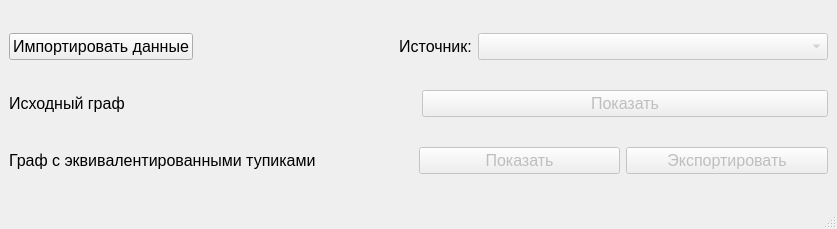
The window that mainwindow.ui (hosglial/courseProgMethods) describes before a commit, drawn with Qt 5.
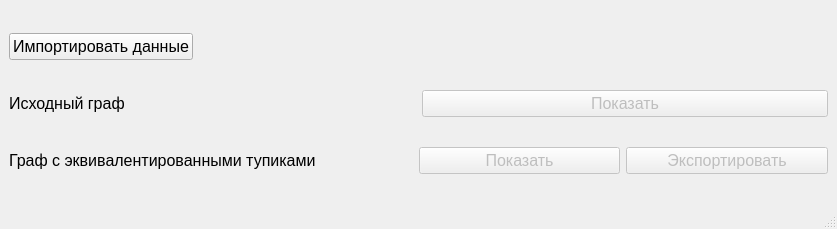
The same window after the commit.

Patch:
```diff
--- a/mainwindow.ui
+++ b/mainwindow.ui
@@ -42,42 +42,6 @@
         </property>
        </spacer>
       </item>
-      <item>
-       <widget class="QLabel" name="label_4">
-        <property name="font">
-         <font>
-          <pointsize>12</pointsize>
-         </font>
-        </property>
-        <property name="layoutDirection">
-         <enum>Qt::LeftToRight</enum>
-        </property>
-        <property name="text">
-         <string>Источник:</string>
-        </property>
-        <property name="alignment">
-         <set>Qt::AlignCenter</set>
-        </property>
-       </widget>
-      </item>
-      <item>
-       <widget class="QComboBox" name="source_box">
-        <property name="enabled">
-         <bool>false</bool>
-        </property>
-        <property name="minimumSize">
-         <size>
-          <width>350</width>
-          <height>0</height>
-         </size>
-        </property>
-        <property name="font">
-         <font>
-          <pointsize>12</pointsize>
-         </font>
-        </property>
-       </widget>
-      </item>
      </layout>
     </item>
     <item>
```
Left out of the diff: 2 changed lines with no effect on the pictures.
